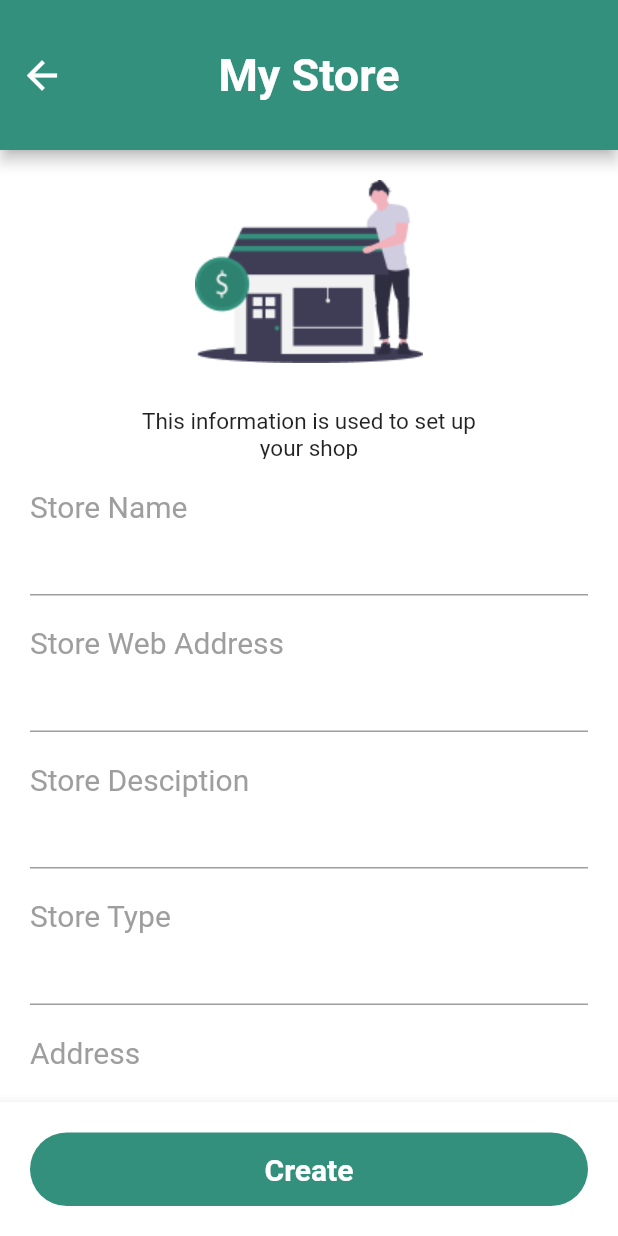
After one commit to zZHuuZz/frontend-shopbee, a Flutter app: the CreateStorePage screen opened by its route, on a phone screen of 412 x 824 dp. The commit adds this screen. Run offline on Flutter 3.47's test engine with Material 2 defaults, Android fonts, the phone set to English and light mode, and no system bars; our stand-ins replace dotted_border.

Commit message:
[ADD] add CreateStorePage

```diff
--- a/lib/main.dart
+++ b/lib/main.dart
@@ -1,12 +1,13 @@
 import 'package:flutter/material.dart';
-import 'pages/AddProductPage.dart';
-import 'pages/EditProductPage.dart';
-import 'pages/ForgotPasswordPage.dart';
-import 'pages/HomePage.dart';
-import 'pages/LoginPage.dart';
-import 'pages/MyStorePage.dart';
-import 'pages/SignUpPage.dart';
-import 'pages/TermsAndConditionsPage.dart';
+import 'pages/StoreScreens/AddProductPage.dart';
+import 'pages/StoreScreens/CreateStorePage.dart';
+import 'pages/StoreScreens/EditProductPage.dart';
+import 'pages/LoginScreens/ForgotPasswordPage.dart';
+import 'pages/HomeScreens/HomePage.dart';
+import 'pages/LoginScreens/LoginPage.dart';
+import 'pages/StoreScreens/MyStorePage.dart';
+import 'pages/LoginScreens/SignUpPage.dart';
+import 'pages/LoginScreens/TermsAndConditionsPage.dart';
 
 void main() => runApp(MyApp());
 
@@ -19,13 +20,14 @@ class MyApp extends StatelessWidget {
         scaffoldBackgroundColor: Colors.transparent,
       ),
       routes: {
-        "/": (context) => HomePage(),
+        "/": (context) => MyStorePage(),
         //"/": (context) => LoginPage(),
         "SignUpPage": (context) => SignUpPage(),
         "ForgotPasswordPage": (context) => ForgotPasswordPage(),
         "TermsAndConditionsPage": (context) => TermsAndConditionsPage(),
         "HomePage": (context) => HomePage(),
         "MyStorePage": (context) => MyStorePage(),
+        "CreateStorePage": (context) => CreateStorePage(),
         "AddProductPage": (context) => AddProductPage(),
         "EditProductPage": (context) => EditProductPage(),
       },
--- a/lib/pages/StoreScreens/AddProductPage.dart
+++ b/lib/pages/StoreScreens/AddProductPage.dart
@@ -388,6 +388,15 @@ class _AddProductState extends State<AddProductPage> {
                         focusedBorder: UnderlineInputBorder(
                           borderSide: BorderSide(color: Colors.black),
                         ),
+                        suffix: InkWell(
+                          onTap: () {
+                            //add map functions
+                          },
+                          child: Icon(
+                            Icons.map,
+                            color: Colors.grey,
+                          ),
+                        ),
                       ),
                     ),
                   ),
@@ -511,7 +520,9 @@ class _AddProductState extends State<AddProductPage> {
           child: Padding(
             padding: EdgeInsets.symmetric(horizontal: 20, vertical: 20),
             child: InkWell(
-              onTap: () {},
+              onTap: () {
+                //add create product button
+              },
               child: Container(
                 height: 49,
                 width: 84,
--- /dev/null
+++ b/lib/pages/StoreScreens/CreateStorePage.dart
@@ -0,0 +1,357 @@
+import 'package:flutter/material.dart';
+
+class CreateStorePage extends StatefulWidget {
+  @override
+  State<CreateStorePage> createState() => _CreateStorePageState();
+}
+
+class _CreateStorePageState extends State<CreateStorePage> {
+  final storeNameController = TextEditingController();
+  final storeWebAddressController = TextEditingController();
+  final storeDescriptionController = TextEditingController();
+  final storeTypeController = TextEditingController();
+  final addressController = TextEditingController();
+  final cityController = TextEditingController();
+  final countryController = TextEditingController();
+
+  @override
+  Widget build(BuildContext context) {
+    return Scaffold(
+      appBar: AppBar(
+        centerTitle: true,
+        leading: IconButton(
+          icon: Icon(
+            Icons.arrow_back,
+            color: Colors.white,
+            size: 30,
+          ),
+          onPressed: () => Navigator.of(context).pop(),
+        ),
+        automaticallyImplyLeading: false,
+        toolbarHeight: 100,
+        backgroundColor: Color(0xFF33907C),
+        title: Text(
+          'My Store',
+          style: TextStyle(
+            fontWeight: FontWeight.bold,
+            fontSize: 30,
+          ),
+        ),
+      ),
+      body: Column(
+        children: [
+          SizedBox(height: 20),
+          Align(
+            alignment: Alignment.center,
+            child: Image.asset(
+              "images/mystore.png",
+            ),
+          ),
+          SizedBox(height: 30),
+          Container(
+            height: 34,
+            width: 240,
+            child: Align(
+              alignment: Alignment.center,
+              child: Text(
+                'This information is used to set up your shop',
+                style: TextStyle(
+                  fontSize: 15,
+                ),
+                textAlign: TextAlign.center,
+              ),
+            ),
+          ),
+          Expanded(
+            child: SingleChildScrollView(
+              scrollDirection: Axis.vertical,
+              child: Column(
+                children: [
+                  SizedBox(height: 20),
+                  Padding(
+                    padding: EdgeInsets.symmetric(horizontal: 20),
+                    child: Align(
+                      alignment: Alignment.centerLeft,
+                      child: Text(
+                        'Store Name',
+                        style: TextStyle(
+                          color: Colors.grey,
+                          fontSize: 20,
+                        ),
+                      ),
+                    ),
+                  ),
+                  Container(
+                    padding: EdgeInsets.symmetric(horizontal: 20),
+                    child: TextField(
+                      keyboardType: TextInputType.text,
+                      controller: storeNameController,
+                      style: TextStyle(
+                        fontSize: 20,
+                      ),
+                      decoration: InputDecoration(
+                        labelStyle: TextStyle(
+                          color: Colors.grey,
+                        ),
+                        enabledBorder: UnderlineInputBorder(
+                          borderSide: BorderSide(color: Colors.grey),
+                        ),
+                        focusedBorder: UnderlineInputBorder(
+                          borderSide: BorderSide(color: Colors.black),
+                        ),
+                      ),
+                    ),
+                  ),
+                  SizedBox(height: 20),
+                  Padding(
+                    padding: EdgeInsets.symmetric(horizontal: 20),
+                    child: Align(
+                      alignment: Alignment.centerLeft,
+                      child: Text(
+                        'Store Web Address',
+                        style: TextStyle(
+                          color: Colors.grey,
+                          fontSize: 20,
+                        ),
+                      ),
+                    ),
+                  ),
+                  Container(
+                    padding: EdgeInsets.symmetric(horizontal: 20),
+                    child: TextField(
+                      keyboardType: TextInputType.text,
+                      controller: storeWebAddressController,
+                      style: TextStyle(
+                        fontSize: 20,
+                      ),
+                      decoration: InputDecoration(
+                        labelStyle: TextStyle(
+                          color: Colors.grey,
+                        ),
+                        enabledBorder: UnderlineInputBorder(
+                          borderSide: BorderSide(color: Colors.grey),
+                        ),
+                        focusedBorder: UnderlineInputBorder(
+                          borderSide: BorderSide(color: Colors.black),
+                        ),
+                      ),
+                    ),
+                  ),
+                  SizedBox(height: 20),
+                  Padding(
+                    padding: EdgeInsets.symmetric(horizontal: 20),
+                    child: Align(
+                      alignment: Alignment.centerLeft,
+                      child: Text(
+                        'Store Desciption',
+                        style: TextStyle(
+                          color: Colors.grey,
+                          fontSize: 20,
+                        ),
+                      ),
+                    ),
+                  ),
+                  Container(
+                    padding: EdgeInsets.symmetric(horizontal: 20),
+                    child: TextFormField(
+                      minLines: 1,
+                      maxLines: 99,
+                      keyboardType: TextInputType.multiline,
+                      controller: storeDescriptionController,
+                      style: TextStyle(
+                        fontSize: 20,
+                      ),
+                      decoration: InputDecoration(
+                        labelStyle: TextStyle(
+                          color: Colors.grey,
+                        ),
+                        enabledBorder: UnderlineInputBorder(
+                          borderSide: BorderSide(color: Colors.grey),
+                        ),
+                        focusedBorder: UnderlineInputBorder(
+                          borderSide: BorderSide(color: Colors.black),
+                        ),
+                      ),
+                    ),
+                  ),
+                  SizedBox(height: 20),
+                  Padding(
+                    padding: EdgeInsets.symmetric(horizontal: 20),
+                    child: Align(
+                      alignment: Alignment.centerLeft,
+                      child: Text(
+                        'Store Type',
+                        style: TextStyle(
+                          color: Colors.grey,
+                          fontSize: 20,
+                        ),
+                      ),
+                    ),
+                  ),
+                  Container(
+                    padding: EdgeInsets.symmetric(horizontal: 20),
+                    child: TextField(
+                      keyboardType: TextInputType.text,
+                      controller: storeTypeController,
+                      style: TextStyle(
+                        fontSize: 20,
+                      ),
+                      decoration: InputDecoration(
+                        labelStyle: TextStyle(
+                          color: Colors.grey,
+                        ),
+                        enabledBorder: UnderlineInputBorder(
+                          borderSide: BorderSide(color: Colors.grey),
+                        ),
+                        focusedBorder: UnderlineInputBorder(
+                          borderSide: BorderSide(color: Colors.black),
+                        ),
+                      ),
+                    ),
+                  ),
+                  SizedBox(height: 20),
+                  Padding(
+                    padding: EdgeInsets.symmetric(horizontal: 20),
+                    child: Align(
+                      alignment: Alignment.centerLeft,
+                      child: Text(
+                        'Address',
+                        style: TextStyle(
+                          color: Colors.grey,
+                          fontSize: 20,
+                        ),
+                      ),
+                    ),
+                  ),
+                  Container(
+                    padding: EdgeInsets.symmetric(horizontal: 20),
+                    child: TextField(
+                      keyboardType: TextInputType.text,
+                      controller: addressController,
+                      style: TextStyle(
+                        fontSize: 20,
+                      ),
+                      decoration: InputDecoration(
+                        labelStyle: TextStyle(
+                          color: Colors.grey,
+                        ),
+                        enabledBorder: UnderlineInputBorder(
+                          borderSide: BorderSide(color: Colors.grey),
+                        ),
+                        focusedBorder: UnderlineInputBorder(
+                          borderSide: BorderSide(color: Colors.black),
+                        ),
+                      ),
+                    ),
+                  ),
+                  SizedBox(height: 20),
+                  Padding(
+                    padding: EdgeInsets.symmetric(horizontal: 20),
+                    child: Align(
+                      alignment: Alignment.centerLeft,
+                      child: Text(
+                        'City',
+                        style: TextStyle(
+                          color: Colors.grey,
+                          fontSize: 20,
+                        ),
+                      ),
+                    ),
+                  ),
+                  Container(
+                    padding: EdgeInsets.symmetric(horizontal: 20),
+                    child: TextField(
+                      keyboardType: TextInputType.text,
+                      controller: cityController,
+                      style: TextStyle(
+                        fontSize: 20,
+                      ),
+                      decoration: InputDecoration(
+                        labelStyle: TextStyle(
+                          color: Colors.grey,
+                        ),
+                        enabledBorder: UnderlineInputBorder(
+                          borderSide: BorderSide(color: Colors.grey),
+                        ),
+                        focusedBorder: UnderlineInputBorder(
+                          borderSide: BorderSide(color: Colors.black),
+                        ),
+                      ),
+                    ),
+                  ),
+                  SizedBox(height: 20),
+                  Padding(
+                    padding: EdgeInsets.symmetric(horizontal: 20),
+                    child: Align(
+                      alignment: Alignment.centerLeft,
+                      child: Text(
+                        'Country',
+                        style: TextStyle(
+                          color: Colors.grey,
+                          fontSize: 20,
+                        ),
+                      ),
+                    ),
+                  ),
+                  Container(
+                    padding: EdgeInsets.symmetric(horizontal: 20),
+                    child: TextField(
+                      keyboardType: TextInputType.text,
+                      controller: countryController,
+                      style: TextStyle(
+                        fontSize: 20,
+                      ),
+                      decoration: InputDecoration(
+                        labelStyle: TextStyle(
+                          color: Colors.grey,
+                        ),
+                        enabledBorder: UnderlineInputBorder(
+                          borderSide: BorderSide(color: Colors.grey),
+                        ),
+                        focusedBorder: UnderlineInputBorder(
+                          borderSide: BorderSide(color: Colors.black),
+                        ),
+                      ),
+                    ),
+                  ),
+                ],
+              ),
+            ),
+          ),
+        ],
+      ),
+      bottomNavigationBar: BottomAppBar(
+        color: Colors.white,
+        child: Container(
+          color: Colors.white,
+          child: Padding(
+            padding: EdgeInsets.symmetric(horizontal: 20, vertical: 20),
+            child: InkWell(
+              onTap: () {
+                //add create store button
+              },
+              child: Container(
+                height: 49,
+                width: 84,
+                decoration: BoxDecoration(
+                  color: Color(0xFF33907C),
+                  borderRadius: BorderRadius.circular(100),
+                ),
+                child: Center(
+                  child: Text(
+                    "Create",
+                    style: TextStyle(
+                      color: Colors.white,
+                      fontSize: 20,
+                      fontWeight: FontWeight.bold,
+                    ),
+                  ),
+                ),
+              ),
+            ),
+          ),
+        ),
+      ),
+    );
+  }
+}
--- a/lib/pages/StoreScreens/EditProductPage.dart
+++ b/lib/pages/StoreScreens/EditProductPage.dart
@@ -388,6 +388,15 @@ class _EditProductState extends State<EditProductPage> {
                         focusedBorder: UnderlineInputBorder(
                           borderSide: BorderSide(color: Colors.black),
                         ),
+                        suffix: InkWell(
+                          onTap: () {
+                            //add map functions
+                          },
+                          child: Icon(
+                            Icons.map,
+                            color: Colors.grey,
+                          ),
+                        ),
                       ),
                     ),
                   ),
@@ -511,7 +520,9 @@ class _EditProductState extends State<EditProductPage> {
           child: Padding(
             padding: EdgeInsets.symmetric(horizontal: 20, vertical: 20),
             child: InkWell(
-              onTap: () {},
+              onTap: () {
+                //add edit product button
+              },
               child: Container(
                 height: 49,
                 width: 84,
@@ -521,7 +532,7 @@ class _EditProductState extends State<EditProductPage> {
                 ),
                 child: Center(
                   child: Text(
-                    "Add Product",
+                    "Edit Product",
                     style: TextStyle(
                       color: Colors.white,
                       fontSize: 20,
--- a/lib/pages/StoreScreens/MyStorePage.dart
+++ b/lib/pages/StoreScreens/MyStorePage.dart
@@ -83,7 +83,7 @@ class _MyStorePageState extends State<MyStorePage> {
           ),
           SizedBox(height: 30),
           Text(
-            'You Don\'t Have a Store ',
+            'You Don\'t Have a Store',
             style: TextStyle(
               fontWeight: FontWeight.bold,
               fontSize: 20,
@@ -92,7 +92,7 @@ class _MyStorePageState extends State<MyStorePage> {
           SizedBox(height: 40),
           InkWell(
             onTap: () {
-              //navigate to create store page
+              Navigator.pushNamed(context, 'CreateStorePage');
             },
             child: Container(
               height: 50,
```
